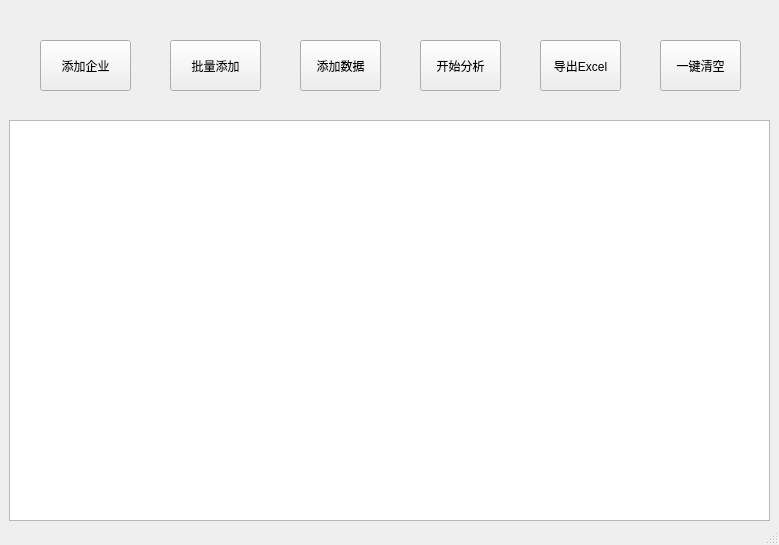
Before: the Qt Designer form gui/ui/AgingAnalysis.ui in SuperBearXu/AgingAnalysis, drawn with Qt 5.
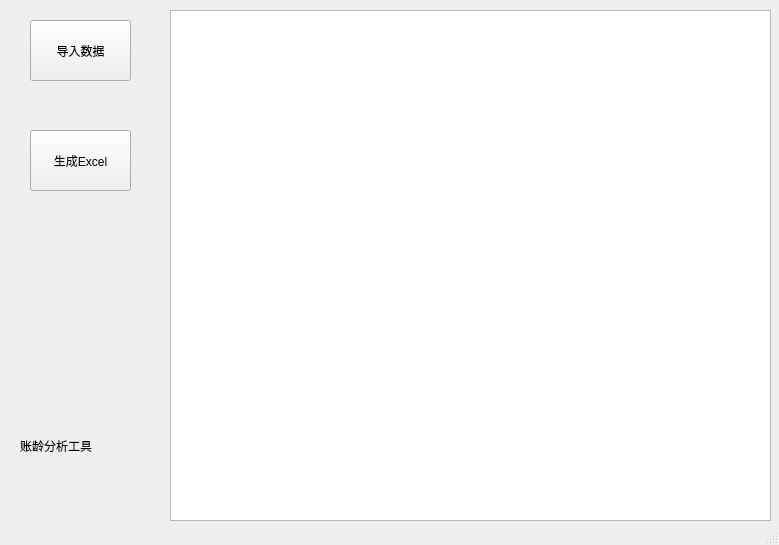
After: the same form once the commit is applied.

Commit message: v1.4 取消逐个添加数据，新增全部导入功能，移除的功能代码未删

The edit to the form file:
```diff
--- a/gui/ui/AgingAnalysis.ui
+++ b/gui/ui/AgingAnalysis.ui
@@ -29,10 +29,10 @@
    <widget class="QPlainTextEdit" name="textEditLog">
     <property name="geometry">
      <rect>
-      <x>9</x>
-      <y>120</y>
-      <width>761</width>
-      <height>401</height>
+      <x>170</x>
+      <y>10</y>
+      <width>601</width>
+      <height>511</height>
      </rect>
     </property>
     <property name="font">
@@ -66,8 +66,8 @@
    <widget class="QPushButton" name="button_add_enterprise">
     <property name="geometry">
      <rect>
-      <x>40</x>
-      <y>40</y>
+      <x>200</x>
+      <y>30</y>
       <width>91</width>
       <height>51</height>
      </rect>
@@ -79,36 +79,36 @@
    <widget class="QPushButton" name="button_add_data">
     <property name="geometry">
      <rect>
-      <x>300</x>
-      <y>40</y>
-      <width>81</width>
-      <height>51</height>
+      <x>30</x>
+      <y>20</y>
+      <width>101</width>
+      <height>61</height>
      </rect>
     </property>
     <property name="text">
-     <string>添加数据</string>
+     <string>导入数据</string>
     </property>
    </widget>
    <widget class="QPushButton" name="button_start_analysis">
     <property name="geometry">
      <rect>
-      <x>420</x>
-      <y>40</y>
-      <width>81</width>
-      <height>51</height>
+      <x>30</x>
+      <y>130</y>
+      <width>101</width>
+      <height>61</height>
      </rect>
     </property>
     <property name="text">
-     <string>开始分析</string>
+     <string>生成Excel</string>
     </property>
    </widget>
    <widget class="QPushButton" name="button_export_excel">
     <property name="geometry">
      <rect>
-      <x>540</x>
-      <y>40</y>
-      <width>81</width>
-      <height>51</height>
+      <x>210</x>
+      <y>320</y>
+      <width>71</width>
+      <height>41</height>
      </rect>
     </property>
     <property name="text">
@@ -118,10 +118,10 @@
    <widget class="QPushButton" name="button_click_refresh">
     <property name="geometry">
      <rect>
-      <x>660</x>
-      <y>40</y>
-      <width>81</width>
-      <height>51</height>
+      <x>200</x>
+      <y>190</y>
+      <width>101</width>
+      <height>61</height>
      </rect>
     </property>
     <property name="text">
@@ -131,16 +131,37 @@
    <widget class="QPushButton" name="button_add_enterprise_batch">
     <property name="geometry">
      <rect>
-      <x>170</x>
-      <y>40</y>
-      <width>91</width>
-      <height>51</height>
+      <x>200</x>
+      <y>90</y>
+      <width>101</width>
+      <height>61</height>
      </rect>
     </property>
     <property name="text">
-     <string>批量添加</string>
+     <string>导入企业</string>
     </property>
    </widget>
+   <widget class="QLabel" name="label">
+    <property name="geometry">
+     <rect>
+      <x>20</x>
+      <y>410</y>
+      <width>121</width>
+      <height>71</height>
+     </rect>
+    </property>
+    <property name="text">
+     <string>账龄分析工具</string>
+    </property>
+   </widget>
+   <zorder>button_click_refresh</zorder>
+   <zorder>button_add_enterprise_batch</zorder>
+   <zorder>button_add_enterprise</zorder>
+   <zorder>button_export_excel</zorder>
+   <zorder>textEditLog</zorder>
+   <zorder>button_add_data</zorder>
+   <zorder>button_start_analysis</zorder>
+   <zorder>label</zorder>
   </widget>
   <widget class="QStatusBar" name="statusbar"/>
  </widget>
```
The commit also changes 13 other files.
